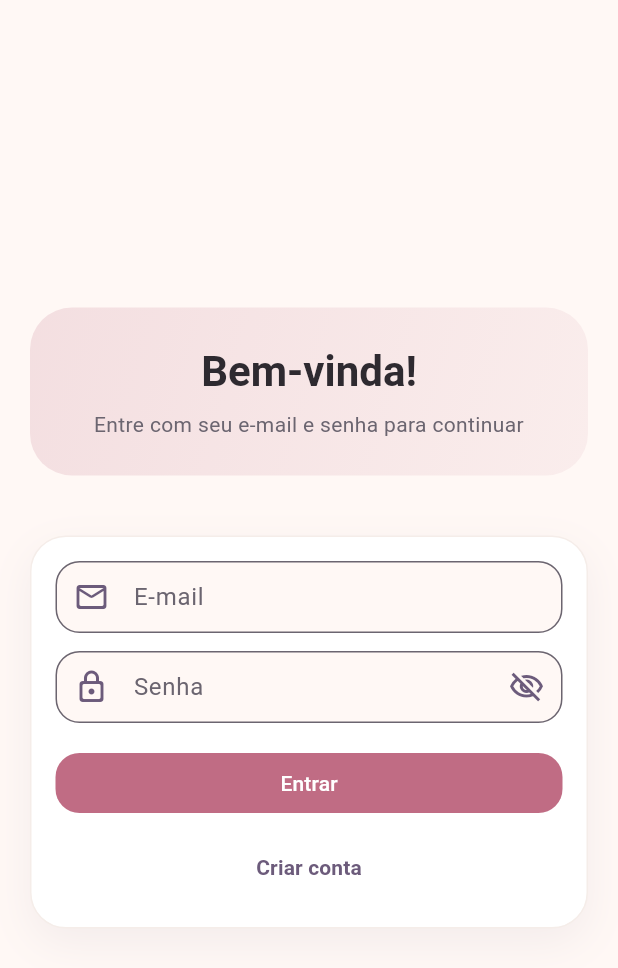
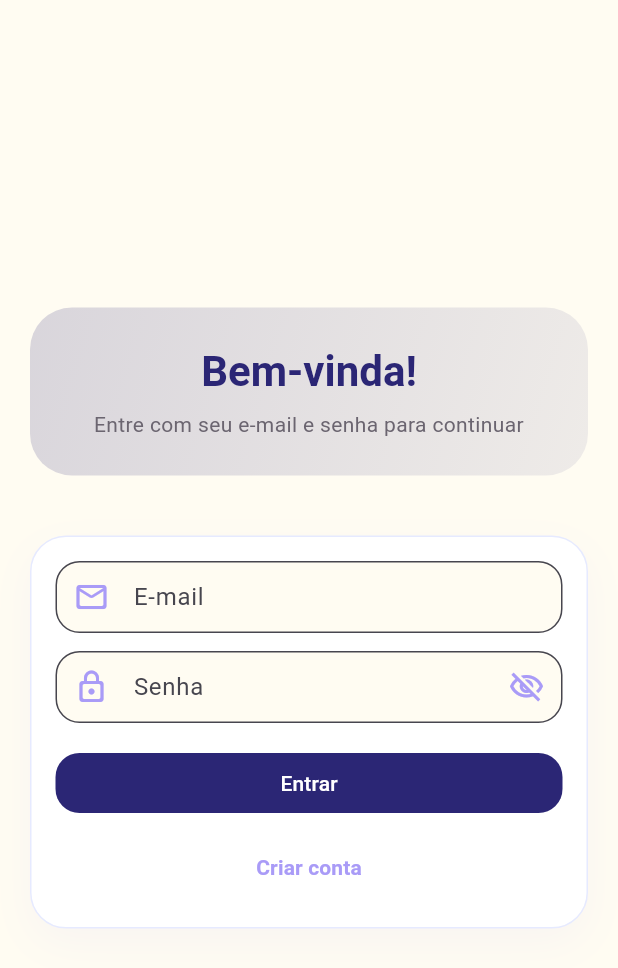
Before and after one commit to mandi-tech/tc3-flutter-app, a Flutter app: the screen it shows after launch, on a phone screen of 412 x 824 dp. Shown: the top 968 px of the screen. Run offline on Flutter 3.47's test engine with Material 3 defaults, Android fonts, the phone set to English and light mode, and no system bars; our stand-ins replace cloud_firestore, firebase_auth, firebase_core, firebase_storage, fl_chart, go_router and 1 more; missing offline and left inert: mocktail, storybook_flutter; accounts and stored records are empty.

Commit message:
styles: muda as cores da paleta.

```diff
--- a/lib/shared/design_system/themes/app_theme.dart
+++ b/lib/shared/design_system/themes/app_theme.dart
@@ -3,30 +3,19 @@ import '../tokens/app_colors.dart';
 
 abstract final class AppTheme {
   static ThemeData light() {
-    const colorScheme = ColorScheme(
+    final colorScheme = ColorScheme.fromSeed(
+      seedColor: AppColors.primary,
       brightness: Brightness.light,
       primary: AppColors.primary,
-      onPrimary: Colors.white,
       secondary: AppColors.secondary,
-      onSecondary: Colors.white,
       tertiary: AppColors.accent,
-      onTertiary: AppColors.textPrimary,
-      error: AppColors.danger,
-      onError: Colors.white,
       surface: AppColors.surface,
-      onSurface: AppColors.textPrimary,
-      onSurfaceVariant: AppColors.textSecondary,
-      outline: Color(0xFFD8CCC6),
-      outlineVariant: Color(0xFFE8DDD8),
-      shadow: Colors.black,
-      scrim: Colors.black,
-      inverseSurface: AppColors.neutral900,
-      onInverseSurface: Colors.white,
-      inversePrimary: AppColors.accent,
+      background: AppColors.background,
+      error: AppColors.expense,
+      outline: const Color(0xFFE6EAFF),
     );
 
     return ThemeData(
-      brightness: Brightness.light,
       useMaterial3: true,
       colorScheme: colorScheme,
       scaffoldBackgroundColor: AppColors.background,
@@ -35,25 +24,34 @@ abstract final class AppTheme {
         foregroundColor: AppColors.textPrimary,
         elevation: 0,
       ),
+      // CORREÇÃO: Usando CardThemeData
+      cardTheme: CardThemeData(
+        color: AppColors.surface,
+        elevation: 0,
+        shape: RoundedRectangleBorder(
+          borderRadius: BorderRadius.circular(24),
+          side: const BorderSide(color: Color(0xFFE6EAFF)),
+        ),
+      ),
     );
   }
 
   static ThemeData dark() {
     const colorScheme = ColorScheme(
       brightness: Brightness.dark,
-      primary: AppColors.primary,
+      primary: AppColors.secondary,
       onPrimary: Colors.white,
-      secondary: AppColors.secondary,
-      onSecondary: Colors.white,
-      tertiary: AppColors.accent,
+      secondary: AppColors.accent,
+      onSecondary: AppColors.primary,
+      tertiary: AppColors.income,
       onTertiary: Colors.black,
       error: AppColors.danger,
       onError: Colors.white,
       surface: AppColors.surfaceDark,
       onSurface: AppColors.textPrimaryDark,
       onSurfaceVariant: AppColors.textSecondaryDark,
-      outline: Color(0xFF5A515B),
-      outlineVariant: Color(0xFF453E47),
+      outline: Color(0xFF3F3A6D),
+      outlineVariant: Color(0xFF2B2675),
       shadow: Colors.black,
       scrim: Colors.black,
       inverseSurface: Colors.white,
@@ -71,6 +69,23 @@ abstract final class AppTheme {
         foregroundColor: AppColors.textPrimaryDark,
         elevation: 0,
       ),
+      // CORREÇÃO: Usando CardThemeData
+      cardTheme: CardThemeData(
+        color: AppColors.surfaceDark,
+        elevation: 0,
+        shape: RoundedRectangleBorder(
+          borderRadius: BorderRadius.circular(24),
+          side: BorderSide(color: colorScheme.outline.withOpacity(0.3)),
+        ),
+      ),
+      inputDecorationTheme: InputDecorationTheme(
+        filled: true,
+        fillColor: AppColors.surfaceDark,
+        border: OutlineInputBorder(
+          borderRadius: BorderRadius.circular(12),
+          borderSide: BorderSide(color: colorScheme.outline),
+        ),
+      ),
     );
   }
 }
--- a/lib/shared/design_system/tokens/app_colors.dart
+++ b/lib/shared/design_system/tokens/app_colors.dart
@@ -1,49 +1,50 @@
 import 'package:flutter/material.dart';
 
 abstract final class AppColors {
-  /// Brand
-  static const primary = Color(0xFFC06C84);
-  static const secondary = Color(0xFF6C5B7B);
-  static const accent = Color(0xFFF8B195);
+  /// Brand (Baseadas na imagem enviada)
+  static const primary = Color(0xFF2B2675);    // Blue (Escuro/Sério)
+  static const secondary = Color(0xFFA99BF7);  // Lavender (Vibrante)
+  static const accent = Color(0xFFD1D84E);     // Apple Green (Destaque)
 
   /// Financial semantics
   static const income = Color(0xFF2E9F7E);
-  static const expense = Color(0xFFD64550);
+  static const expense = Color(0xFFD64550);   // Orange (Saída/Atenção)
 
   /// Feedback
   static const success = Color(0xFF3FAE88);
   static const warning = Color(0xFFF59E0B);
   static const danger = Color(0xFFD64550);
 
-  /// Light
-  static const background = Color(0xFFFFF8F5);
+  /// Light (Baseadas em Cream e Sky)
+  static const background = Color(0xFFFFFCF2); // Cream (Fundo quente e suave)
   static const surface = Color(0xFFFFFFFF);
+  static const neutral100 = Color(0xFFE6EAFF); // Sky (Para cards e campos)
 
-  /// Dark
-  static const backgroundDark = Color(0xFF1F1B20);
-  static const surfaceDark = Color(0xFF2A252B);
+  /// Dark Mode Refinado
+  static const backgroundDark = Color(0xFF0F0E24); // Um azul quase preto, bem profundo
+  static const surfaceDark = Color(0xFF1D1B4B);    // Um azul um pouco mais claro para os cards "saltarem"
+  static const surfaceContainerDark = Color(0xFF2B2675); // Para elementos ainda mais destacados (como o saldo)
 
   /// Neutrals
   static const neutral0 = Color(0xFFFFFFFF);
-  static const neutral100 = Color(0xFFF5EDE9);
-  static const neutral900 = Color(0xFF2E2A30);
+  static const neutral900 = Color(0xFF0F0E24);    // Blue quase preto para textos
 
   /// Text light
-  static const textPrimary = Color(0xFF2E2A30);
+  static const textPrimary = Color(0xFF2B2675);   // Blue para leitura principal
   static const textSecondary = Color(0xFF6B6570);
 
-  /// Text dark
-  static const textPrimaryDark = Color(0xFFF4EDF4);
-  static const textSecondaryDark = Color(0xFFCAC4D0);
+  /// Textos no Dark
+  static const textPrimaryDark = Color(0xFFFFFCF2);   // Cream (da sua paleta)
+  static const textSecondaryDark = Color(0xFFA99BF7); // Lavender (para labels menores)
 
-  /// Chart palette (brand based)
+  /// Chart palette (Inspirada em toda a paleta da imagem)
   static const List<Color> categorySwatch = [
-    Color(0xFFC06C84), // primary
-    Color(0xFF6C5B7B), // secondary
-    Color(0xFFF8B195), // accent
-    Color(0xFFD9899B), // primary light
-    Color(0xFF8C7A9E), // secondary light
-    Color(0xFFE7A98C), // accent muted
-    Color(0xFF9F536A), // primary dark
+    Color(0xFF2B2675), // Blue
+    Color(0xFFD1D84E), // Apple Green
+    Color(0xFFE88E3D), // Orange
+    Color(0xFFA99BF7), // Lavender
+    Color(0xFFE6EAFF), // Sky
+    Color(0xFFFFFCF2), // Cream
+    Color(0xFF5A52A5), // Blue light (Variação)
   ];
 }
```
